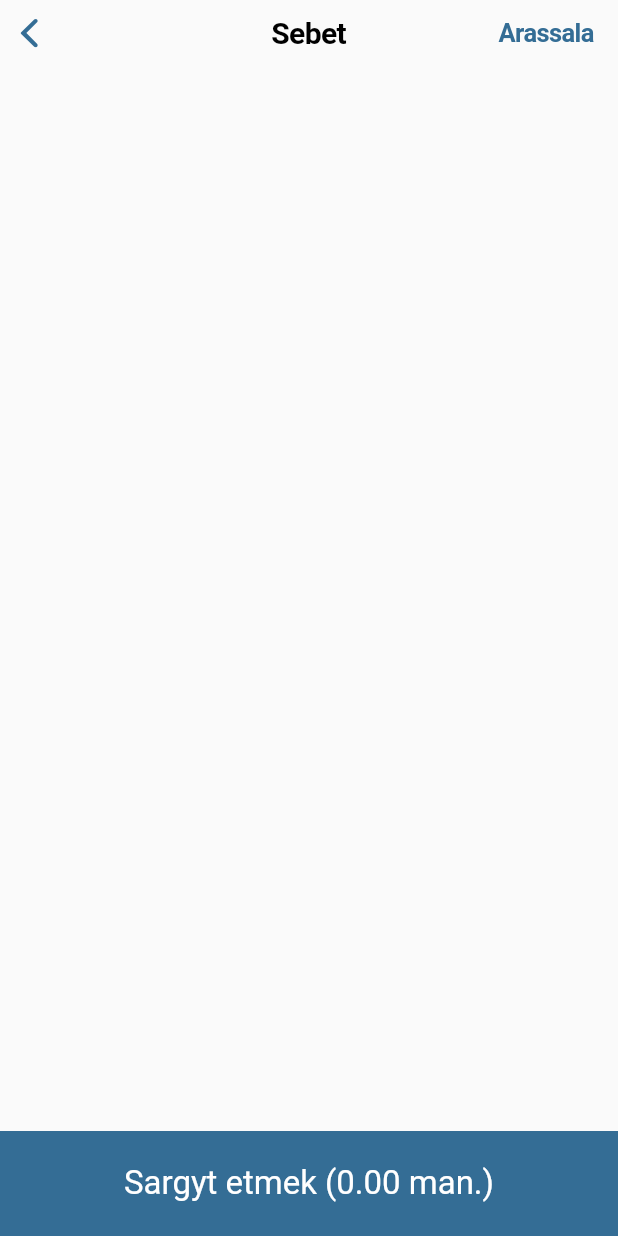
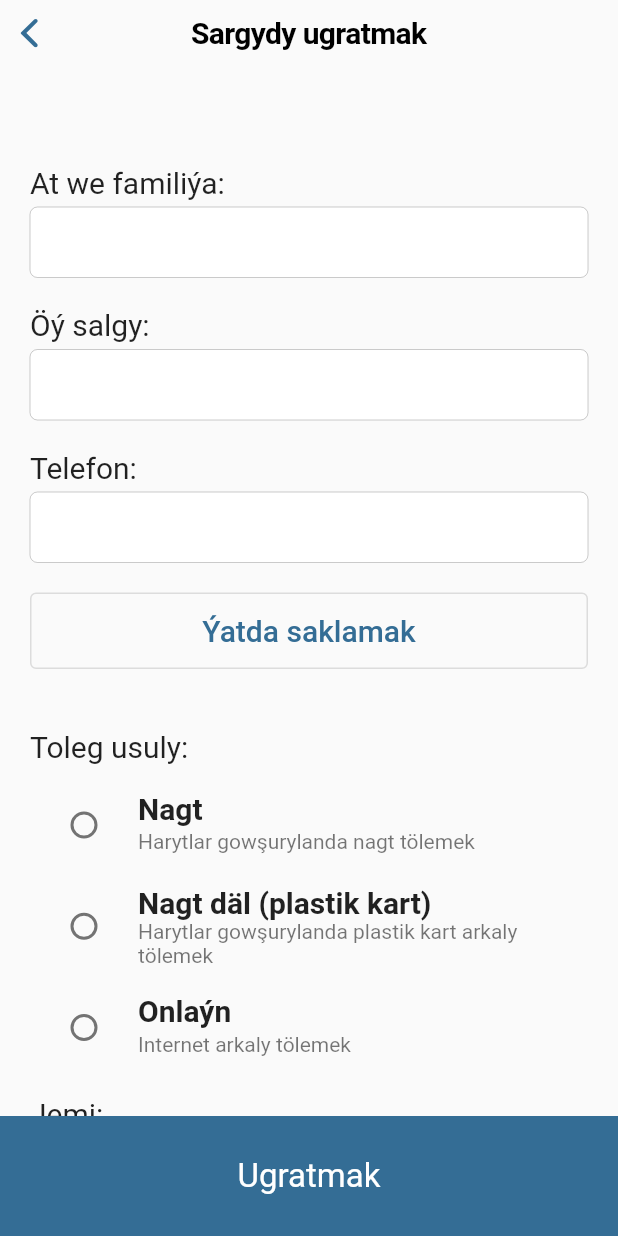
Before and after one commit to TakykCheshme/tjk, a Flutter app: the CartV screen opened directly, after a tap on an icon or button, on a phone screen of 412 x 824 dp. Run offline on Flutter 3.47's test engine with Material 2 defaults, Android fonts, the phone set to English and light mode, and no system bars; our stand-ins replace cached_network_image, carousel_slider, dio, hive, hive_flutter; missing offline and left inert: dio_http_cache; accounts and stored records are empty; generated files the repository leaves out were written again.

Commit message:
checkoutV

```diff
--- a/lib/language.dart
+++ b/lib/language.dart
@@ -111,4 +111,36 @@ const Map<String, Map<String, String>> LN = {
     "tm": "Ýatda saklamak",
     "ru": "Сохранить",
   },
+  "sargydy_ugratmak": {
+    "tm": "Sargydy ugratmak",
+    "ru": "Отправить заказ",
+  },
+  "nagt": {
+    "tm": "Nagt",
+    "ru": "Наличными",
+  },
+  "nagt_subtitle": {
+    "tm": "Harytlar gowşurylanda nagt tölemek",
+    "ru": "Оплатить наличными при получении товаров",
+  },
+  "nagt_dal": {
+    "tm": "Nagt däl (plastik kart)",
+    "ru": "Безналичными (пластиковой картой)",
+  },
+  "nagt_dal_subtitle": {
+    "tm": "Harytlar gowşurylanda plastik kart arkaly tölemek",
+    "ru": "Отправить пластиковой картой при получении товаров",
+  },
+  "onlayn": {
+    "tm": "Onlaýn",
+    "ru": "Онлайн",
+  },
+  "onlayn_subtitle": {
+    "tm": "Internet arkaly tölemek",
+    "ru": "Оплатить через интернет",
+  },
+  "ugratmak": {
+    "tm": "Ugratmak",
+    "ru": "Отправить",
+  },
 };
--- a/lib/main.dart
+++ b/lib/main.dart
@@ -6,6 +6,7 @@ import 'package:hive_flutter/hive_flutter.dart';
 import 'package:provider/provider.dart';
 import 'package:tjk/const.dart';
 import 'package:tjk/models/product.dart';
+import 'package:tjk/providers/accountP.dart';
 import 'package:tjk/providers/appP.dart';
 import 'package:tjk/providers/cartP.dart';
 import 'package:tjk/providers/favoritesP.dart';
@@ -29,6 +30,7 @@ class MyApp extends StatelessWidget {
       providers: [
         ChangeNotifierProvider<AppP>(create: (context) => AppP()),
         ChangeNotifierProvider<CartP>(create: (context) => CartP()),
+        ChangeNotifierProvider<AccountP>(create: (context) => AccountP()),
         ChangeNotifierProxyProvider<AppP, FavoritesP>(
           create: (context) => FavoritesP(),
           update: (context, app, favorites) => favorites..tjkBox = app.tjkBox,
--- a/lib/providers/cartP.dart
+++ b/lib/providers/cartP.dart
@@ -2,6 +2,8 @@ import 'package:flutter/material.dart';
 import 'package:tjk/models/attribute.dart';
 import 'package:tjk/models/cart_item.dart';
 import 'package:tjk/models/product.dart';
+
+enum PaymentMethod { nagt, kart, online }
 
 class CartP extends ChangeNotifier {
   List<CartItem> _items = [];
@@ -58,4 +60,11 @@ class CartP extends ChangeNotifier {
     _calculateTotalPrice();
     notifyListeners();
   }
+
+  PaymentMethod _paymentMethod;
+  PaymentMethod get paymentMethod => _paymentMethod;
+  set paymentMethod(PaymentMethod paymentMethod) {
+    _paymentMethod = paymentMethod;
+    notifyListeners();
+  }
 }
--- /dev/null
+++ b/lib/shared/account_details.dart
@@ -0,0 +1,99 @@
+import 'package:flutter/cupertino.dart';
+import 'package:flutter/material.dart';
+import 'package:provider/provider.dart';
+import 'package:tjk/providers/accountP.dart';
+import 'package:tjk/providers/appP.dart';
+
+import '../const.dart';
+import '../language.dart';
+
+class AccountDetails extends StatelessWidget {
+  @override
+  Widget build(BuildContext context) {
+    TextEditingController _nameController = TextEditingController();
+    TextEditingController _addressController = TextEditingController();
+    TextEditingController _phoneController = TextEditingController();
+
+    return Consumer2<AppP, AccountP>(
+      builder: (context, app, account, child) => Column(
+        crossAxisAlignment: CrossAxisAlignment.stretch,
+        children: [
+          Text(LN["at_we_familiya"][app.ln], style: titleTS),
+          Padding(
+            padding: const EdgeInsets.only(top: 5.0, bottom: 20.0),
+            child: account.isEditing
+                ? CupertinoTextField(
+                    controller: _nameController,
+                    style: title28TS.copyWith(
+                      fontWeight: FontWeight.bold,
+                    ),
+                  )
+                : Padding(
+                    padding: const EdgeInsets.symmetric(vertical: 6.0),
+                    child: Text(
+                      account.name,
+                      style: title28TS.copyWith(fontWeight: FontWeight.bold),
+                    ),
+                  ),
+          ),
+          Text(LN["salgy"][app.ln], style: titleTS),
+          Padding(
+            padding: const EdgeInsets.only(top: 5.0, bottom: 20.0),
+            child: account.isEditing
+                ? CupertinoTextField(
+                    controller: _addressController,
+                    style: title28TS.copyWith(fontWeight: FontWeight.bold),
+                  )
+                : Padding(
+                    padding: const EdgeInsets.symmetric(vertical: 6.0),
+                    child: Text(
+                      account.address,
+                      style: title28TS.copyWith(fontWeight: FontWeight.bold),
+                    ),
+                  ),
+          ),
+          Text(LN["telefon"][app.ln], style: titleTS),
+          Padding(
+            padding: const EdgeInsets.only(top: 5.0, bottom: 20.0),
+            child: account.isEditing
+                ? CupertinoTextField(
+                    controller: _phoneController,
+                    style: title28TS.copyWith(fontWeight: FontWeight.bold),
+                  )
+                : Padding(
+                    padding: const EdgeInsets.symmetric(vertical: 6.0),
+                    child: Text(
+                      account.phone,
+                      style: title28TS.copyWith(fontWeight: FontWeight.bold),
+                    ),
+                  ),
+          ),
+          OutlinedButton(
+            child: Padding(
+              padding: const EdgeInsets.all(14.0),
+              child: Text(
+                !account.isEditing
+                    ? LN["uytgetmek"][app.ln]
+                    : LN["yatda_saklamak"][app.ln],
+                style: titleTS,
+              ),
+            ),
+            onPressed: () {
+              if (account.isEditing) {
+                account.name = _nameController.text;
+                account.address = _addressController.text;
+                account.phone = _phoneController.text;
+                account.isEditing = false;
+              } else {
+                _nameController.text = account.name;
+                _addressController.text = account.address;
+                _phoneController.text = account.phone;
+                account.isEditing = true;
+              }
+            },
+          ),
+        ],
+      ),
+    );
+  }
+}
--- a/lib/shared/bottom_button.dart
+++ b/lib/shared/bottom_button.dart
@@ -18,7 +18,7 @@ class BottomButton extends StatelessWidget {
       child: GestureDetector(
         onTap: onTap,
         child: Container(
-          height: 70.0,
+          height: 80.0,
           width: double.infinity,
           color: primaryColor,
           child: Center(
--- a/lib/views/accountV.dart
+++ b/lib/views/accountV.dart
@@ -1,110 +1,21 @@
 import 'package:flutter/material.dart';
 import 'package:flutter/cupertino.dart';
 import 'package:provider/provider.dart';
-import 'package:tjk/const.dart';
 import 'package:tjk/language.dart';
-import 'package:tjk/providers/accountP.dart';
 import 'package:tjk/providers/appP.dart';
+import 'package:tjk/shared/account_details.dart';
 import 'package:tjk/shared/tjk_nvigation_bar.dart';
 
 class AccountV extends StatelessWidget {
-  TextEditingController _nameController = TextEditingController();
-  TextEditingController _addressController = TextEditingController();
-  TextEditingController _phoneController = TextEditingController();
-
   @override
   Widget build(BuildContext context) {
-    return ChangeNotifierProvider(
-      create: (context) => AccountP(),
-      child: Consumer2<AppP, AccountP>(
-        builder: (context, app, account, child) => Scaffold(
-          body: CupertinoPageScaffold(
-            navigationBar: TJKNavigationBar(LN["hasabym"][app.ln]),
-            child: Padding(
-              padding: const EdgeInsets.all(20.0),
-              child: Column(
-                crossAxisAlignment: CrossAxisAlignment.stretch,
-                children: [
-                  SizedBox(height: 100.0),
-                  Text(LN["at_we_familiya"][app.ln], style: titleTS),
-                  Padding(
-                    padding: const EdgeInsets.only(top: 5.0, bottom: 20.0),
-                    child: account.isEditing
-                        ? CupertinoTextField(
-                            controller: _nameController,
-                            style: title28TS.copyWith(
-                              fontWeight: FontWeight.bold,
-                            ),
-                          )
-                        : Padding(
-                            padding: const EdgeInsets.symmetric(vertical: 6.0),
-                            child: Text(
-                              account.name,
-                              style: title28TS.copyWith(
-                                  fontWeight: FontWeight.bold),
-                            ),
-                          ),
-                  ),
-                  Text(LN["salgy"][app.ln], style: titleTS),
-                  Padding(
-                    padding: const EdgeInsets.only(top: 5.0, bottom: 20.0),
-                    child: account.isEditing
-                        ? CupertinoTextField(
-                            controller: _addressController,
-                            style:
-                                title28TS.copyWith(fontWeight: FontWeight.bold),
-                          )
-                        : Padding(
-                            padding: const EdgeInsets.symmetric(vertical: 6.0),
-                            child: Text(
-                              account.address,
-                              style: title28TS.copyWith(
-                                  fontWeight: FontWeight.bold),
-                            ),
-                          ),
-                  ),
-                  Text(LN["telefon"][app.ln], style: titleTS),
-                  Padding(
-                    padding: const EdgeInsets.only(top: 5.0, bottom: 20.0),
-                    child: account.isEditing
-                        ? CupertinoTextField(
-                            controller: _phoneController,
-                            style:
-                                title28TS.copyWith(fontWeight: FontWeight.bold),
-                          )
-                        : Padding(
-                            padding: const EdgeInsets.symmetric(vertical: 6.0),
-                            child: Text(
-                              account.phone,
-                              style: title28TS.copyWith(
-                                  fontWeight: FontWeight.bold),
-                            ),
-                          ),
-                  ),
-                  CupertinoButton.filled(
-                    child: Text(
-                      !account.isEditing
-                          ? LN["uytgetmek"][app.ln]
-                          : LN["yatda_saklamak"][app.ln],
-                      style: titleTS,
-                    ),
-                    onPressed: () {
-                      if (account.isEditing) {
-                        account.name = _nameController.text;
-                        account.address = _addressController.text;
-                        account.phone = _phoneController.text;
-                        account.isEditing = false;
-                      } else {
-                        _nameController.text = account.name;
-                        _addressController.text = account.address;
-                        _phoneController.text = account.phone;
-                        account.isEditing = true;
-                      }
-                    },
-                  ),
-                ],
-              ),
-            ),
+    return Consumer<AppP>(
+      builder: (context, app, child) => Scaffold(
+        body: CupertinoPageScaffold(
+          navigationBar: TJKNavigationBar(LN["hasabym"][app.ln]),
+          child: Padding(
+            padding: const EdgeInsets.all(20.0),
+            child: AccountDetails(),
           ),
         ),
       ),
--- a/lib/views/cartV.dart
+++ b/lib/views/cartV.dart
@@ -10,6 +10,7 @@ import 'package:tjk/providers/appP.dart';
 import 'package:tjk/providers/cartP.dart';
 import 'package:tjk/shared/bottom_button.dart';
 import 'package:tjk/shared/circle_button.dart';
+import 'package:tjk/views/checkoutV.dart';
 
 class CartV extends StatelessWidget {
   @override
@@ -113,7 +114,9 @@ class CartV extends StatelessWidget {
                   ),
                 ),
                 BottomButton(
-                  () {},
+                  () => Navigator.of(context).push(
+                    CupertinoPageRoute(builder: (context) => CheckoutV()),
+                  ),
                   LN["sargyt_etmek"][app.ln] +
                       " (${cart.totalPrice.toStringAsFixed(2)} man.)",
                 )
--- /dev/null
+++ b/lib/views/checkoutV.dart
@@ -0,0 +1,79 @@
+import 'package:flutter/cupertino.dart';
+import 'package:flutter/material.dart';
+import 'package:provider/provider.dart';
+import 'package:tjk/const.dart';
+import 'package:tjk/language.dart';
+import 'package:tjk/providers/accountP.dart';
+import 'package:tjk/providers/appP.dart';
+import 'package:tjk/providers/cartP.dart';
+import 'package:tjk/shared/account_details.dart';
+import 'package:tjk/shared/bottom_button.dart';
+
+class CheckoutV extends StatelessWidget {
+  @override
+  Widget build(BuildContext context) {
+    return Consumer3<AppP, CartP, AccountP>(
+      builder: (context, app, cart, account, child) => CupertinoPageScaffold(
+        navigationBar: CupertinoNavigationBar(
+          middle: Text(LN["sargydy_ugratmak"][app.ln], style: titleTS),
+        ),
+        child: Scaffold(
+          body: Stack(
+            children: [
+              Positioned.fill(
+                child: ListView(
+                  padding: EdgeInsets.fromLTRB(20.0, 100.0, 20.0, 80.0),
+                  children: [
+                    SizedBox(height: 10.0),
+                    AccountDetails(),
+                    SizedBox(height: 40.0),
+                    Text("Toleg usuly:", style: titleTS),
+                    SizedBox(height: 5.0),
+                    RadioListTile(
+                      value: PaymentMethod.nagt,
+                      groupValue: cart.paymentMethod,
+                      onChanged: (val) => cart.paymentMethod = val,
+                      title: Text(
+                        LN["nagt"][app.ln],
+                        style: titleTS.copyWith(fontWeight: FontWeight.bold),
+                      ),
+                      subtitle: Text(LN["nagt_subtitle"][app.ln]),
+                    ),
+                    RadioListTile(
+                      value: PaymentMethod.kart,
+                      groupValue: cart.paymentMethod,
+                      onChanged: (val) => cart.paymentMethod = val,
+                      title: Text(
+                        LN["nagt_dal"][app.ln],
+                        style: titleTS.copyWith(fontWeight: FontWeight.bold),
+                      ),
+                      subtitle: Text(LN["nagt_dal_subtitle"][app.ln]),
+                    ),
+                    RadioListTile(
+                      value: PaymentMethod.online,
+                      groupValue: cart.paymentMethod,
+                      onChanged: (val) => cart.paymentMethod = val,
+                      title: Text(
+                        LN["onlayn"][app.ln],
+                        style: titleTS.copyWith(fontWeight: FontWeight.bold),
+                      ),
+                      subtitle: Text(LN["onlayn_subtitle"][app.ln]),
+                    ),
+                    SizedBox(height: 10.0),
+                    Text("Jemi:", style: titleTS),
+                    SizedBox(height: 5.0),
+                    Text(
+                      cart.totalPrice.toStringAsFixed(2) + " manat",
+                      style: title28TS.copyWith(fontWeight: FontWeight.bold),
+                    ),
+                  ],
+                ),
+              ),
+              BottomButton(() {}, "Ugratmak")
+            ],
+          ),
+        ),
+      ),
+    );
+  }
+}
```
